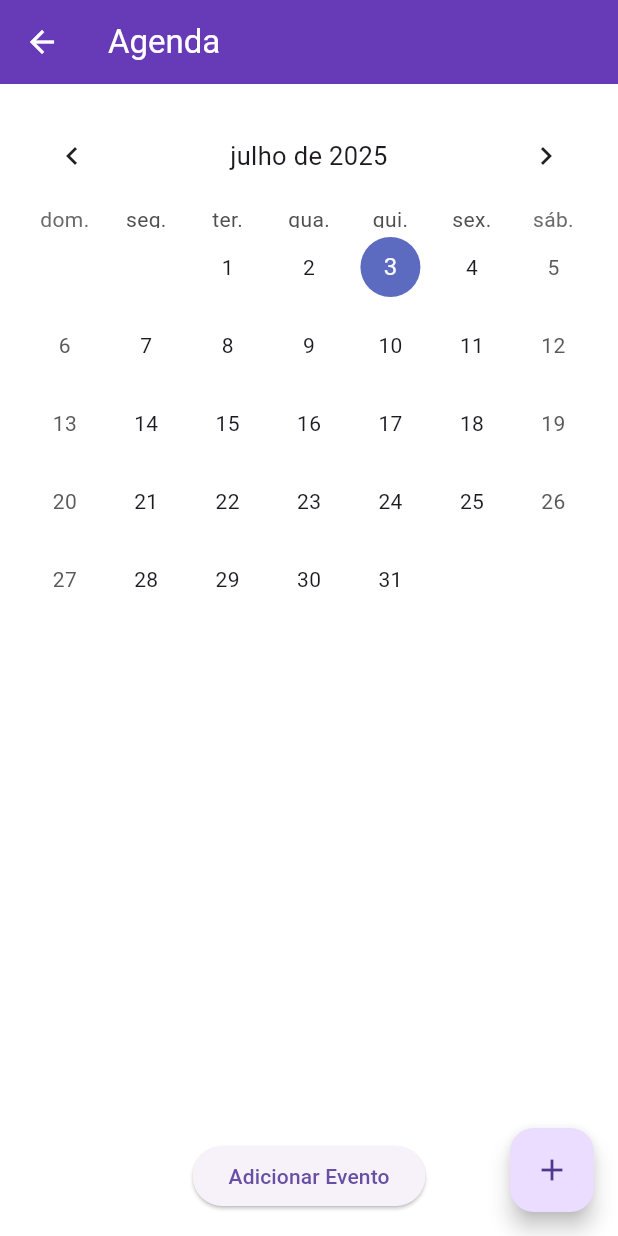
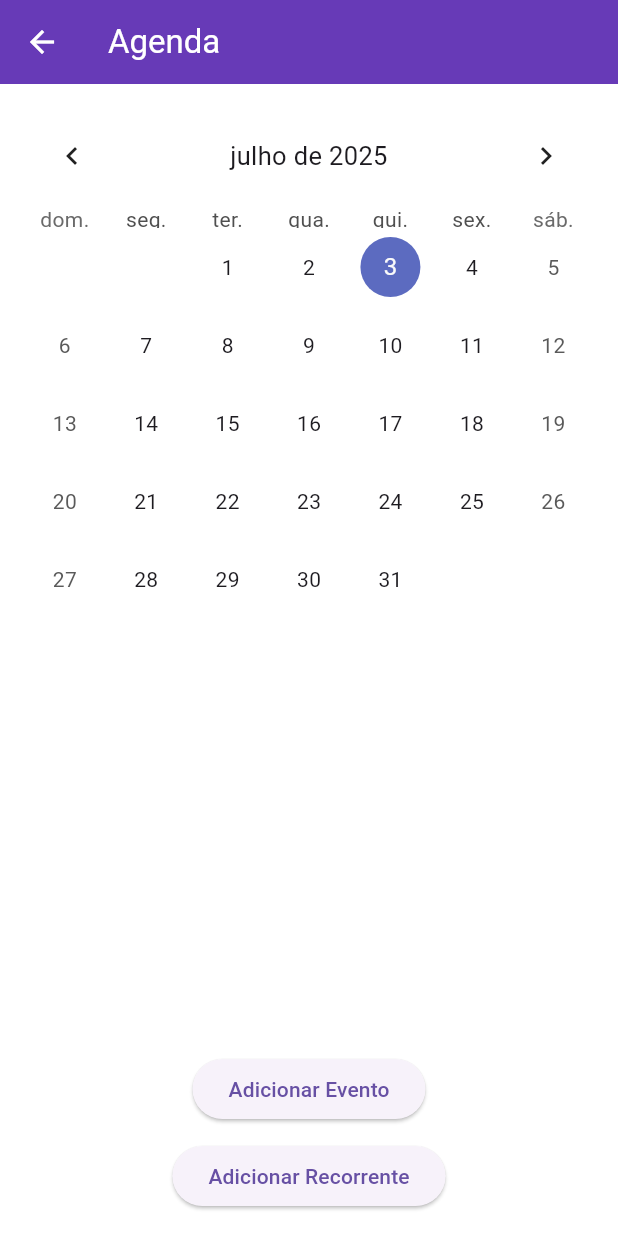
Before and after one commit to joaomferraz/AppLogin, a Flutter app: the WelcomeFeatureScreen screen opened directly with empty values, on a phone screen of 412 x 824 dp. Run offline on Flutter 3.47's test engine with Material 3 defaults, Android fonts, the phone set to English and light mode, and no system bars; drawn by our look-alikes of table_calendar; our stand-ins replace shared_preferences, sqflite; accounts and stored records are empty.

Commit message:
Imagens e mudanças estéticas

```diff
--- a/lib/l10n/intl_en.arb
+++ b/lib/l10n/intl_en.arb
@@ -3,5 +3,5 @@
   "onboard1": "Track your tasks with ease.",
   "onboard2": "Organize your daily goals.",
   "onboard3": "Access securely from anywhere.",
-  "welcome": "Welcome to the Login App!"
+  "welcome": "Welcome to your Schedule App!"
 }
--- a/lib/l10n/intl_pt.arb
+++ b/lib/l10n/intl_pt.arb
@@ -3,5 +3,5 @@
   "onboard1": "Acompanhe suas tarefas com facilidade.",
   "onboard2": "Organize seus objetivos diários.",
   "onboard3": "Acesse com segurança de qualquer lugar.",
-  "welcome": "Bem-vindo ao Login App!"
+  "welcome": "Bem-vindo à sua Agenda Pessoal!"
 }
--- a/lib/main.dart
+++ b/lib/main.dart
@@ -24,7 +24,7 @@ class MyApp extends StatelessWidget {
       valueListenable: themeController.themeMode,
       builder: (context, themeMode, _) => MaterialApp(
         debugShowCheckedModeBanner: false,
-        title: 'Login App',
+        title: 'Agenda Pessoal',
         theme: lightTheme,
         darkTheme: darkTheme,
         themeMode: themeMode,
--- a/lib/screens/welcome_feature_screen.dart
+++ b/lib/screens/welcome_feature_screen.dart
@@ -340,28 +340,27 @@ class _WelcomeFeatureScreenState extends State<WelcomeFeatureScreen> {
               ),
             ),
             // Botão para adicionar evento
+            // Botões para adicionar eventos
             ElevatedButton(
               onPressed: () => _addEvent(_selectedDay),
               child: const Text('Adicionar Evento'),
             ),
-          ],
-        ),
-      ),
-      floatingActionButton: FloatingActionButton(
-        child: const Icon(Icons.add),
+            const SizedBox(height: 10),
+            ElevatedButton(
               onPressed: () async {
-          // Navega para a tela de cadastro
                 final result = await Navigator.push<bool>(
                   context,
                   MaterialPageRoute(builder: (_) => const AddRecurringEventScreen()),
                 );
-
-          // Se o resultado for 'true', significa que um novo evento foi salvo.
-          // Então, recarregamos os eventos para atualizar o calendário.
                 if (result == true) {
                   _loadEventsForMonth(_focusedDay);
                 }
               },
+              child: const Text('Adicionar Recorrente'),
+            ),
+
+          ],
+        ),
       ),
     );
   }
```
Also changed, not shown: lib/screens/home_screen.dart (+19 -4 lines), assets/onboard1.png (deleted), assets/onboard2.png (deleted), assets/onboard3.png (deleted), lib/generated/l10n/app_localizations.dart, lib/generated/l10n/app_localizations_en.dart, lib/generated/l10n/app_localizations_pt.dart, 1 other file. Lines whose indentation alone changed are shown as unchanged.
